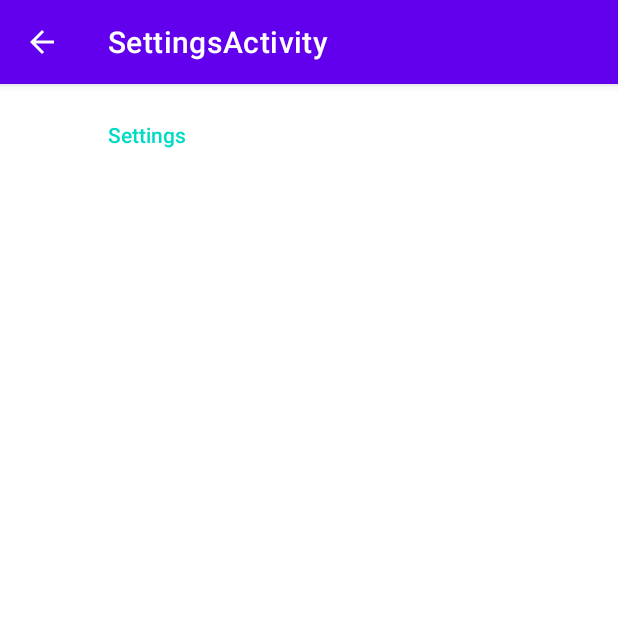
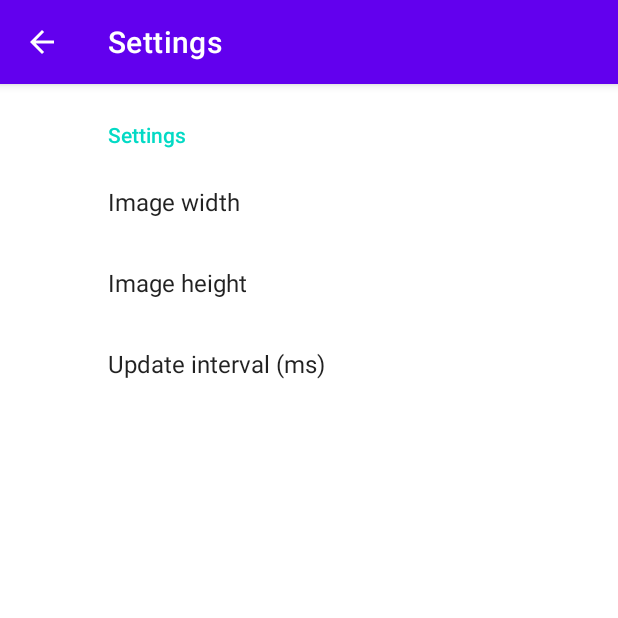
Before and after one commit to hletrd/MaUC, an Android app: the screen it shows after launch (SettingsActivity), after a tap on an icon or button, on a phone screen of 412 x 824 dp, the top half of it. Run offline under Robolectric (Android 15) with nearby library versions, the phone set to English and light mode, and no system bars; our stand-ins replace androidx.preference; libraries missing offline, so code that uses them is left out: androidx.camera.core, androidx.camera.lifecycle, androidx.camera.view; 2 statements that could not run were skipped.

Commit message:
settings

```diff
--- a/app/src/main/java/com/attention/driverattention/MainActivity.kt
+++ b/app/src/main/java/com/attention/driverattention/MainActivity.kt
@@ -52,6 +52,9 @@ class MainActivity : AppCompatActivity() {
     private var state_id = ""
 
     private var unaware_count = 0
+
+    private var image_width = 256
+    private var image_height = 256
 
 
     fun permissionsGranted(): Boolean {
@@ -299,7 +302,7 @@ class MainActivity : AppCompatActivity() {
         preview.setSurfaceProvider(previewView.surfaceProvider)
 
         val imageAnalysis = ImageAnalysis.Builder()
-            .setTargetResolution(Size(1080, 1920))
+            .setTargetResolution(Size(image_width, image_height))
             .setBackpressureStrategy(ImageAnalysis.STRATEGY_KEEP_ONLY_LATEST)
             .build()
 
@@ -343,18 +346,22 @@ class MainActivity : AppCompatActivity() {
                             tview.setText(state)
 
                             if (state_id.equals("0")) {
-                                tview.setBackgroundColor(Color.RED)
+                                tview.setBackgroundColor(Color.rgb(192, 64, 64))
                                 unaware_count += 1
                             } else {
                                 tview.setBackgroundColor(Color.GREEN)
                                 unaware_count = 0
                             }
 
+                            if (unaware_count >= 5) {
+                                tview.setBackgroundColor(Color.rgb(255, 128, 0))
+                            }
+
                             var time = end - start
 
                             var tview_debug = findViewById<TextView>(R.id.textView_debug)
                             var debug_text = ""
-                            debug_text += "Image size: " + (size/1024) + "kiB, Latency: " + time + "ms"
+                            debug_text += "Image size: " + (size/1024) + "kiB ($image_width*$image_height)\nLatency: " + time + "ms"
                             tview_debug.setText(debug_text)
                         })
                     } catch (e: Exception) {
--- a/app/src/main/res/xml/root_preferences.xml
+++ b/app/src/main/res/xml/root_preferences.xml
@@ -1,10 +1,30 @@
-<PreferenceScreen xmlns:app="http://schemas.android.com/apk/res-auto">
+<PreferenceScreen xmlns:android="http://schemas.android.com/apk/res/android"
+    xmlns:app="http://schemas.android.com/apk/res-auto">
 
 
     <PreferenceCategory app:title="Settings">
 
 
+        <EditTextPreference
+            android:defaultValue="256"
+            android:key="image_width"
+            android:selectAllOnFocus="true"
+            android:singleLine="true"
+            android:title="Image width" />
 
+        <EditTextPreference
+            android:defaultValue="256"
+            android:key="image_height"
+            android:selectAllOnFocus="true"
+            android:singleLine="true"
+            android:title="Image height" />
+
+        <EditTextPreference
+            android:defaultValue="1000"
+            android:key="interval"
+            android:selectAllOnFocus="true"
+            android:singleLine="true"
+            android:title="Update interval (ms)" />
     </PreferenceCategory>
 
 </PreferenceScreen>
```
Also changed, not shown: app/src/main/res/values/strings.xml (+1 -16 lines).
